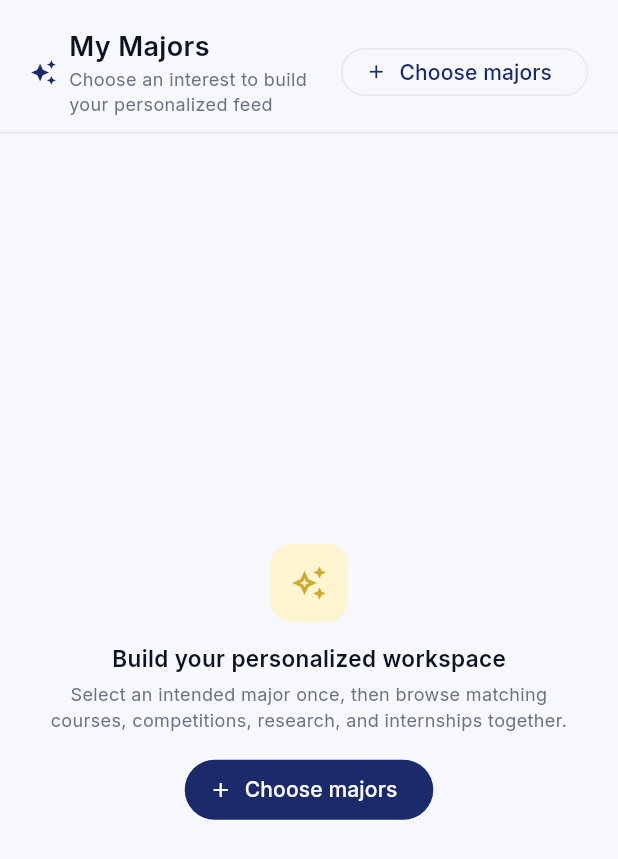
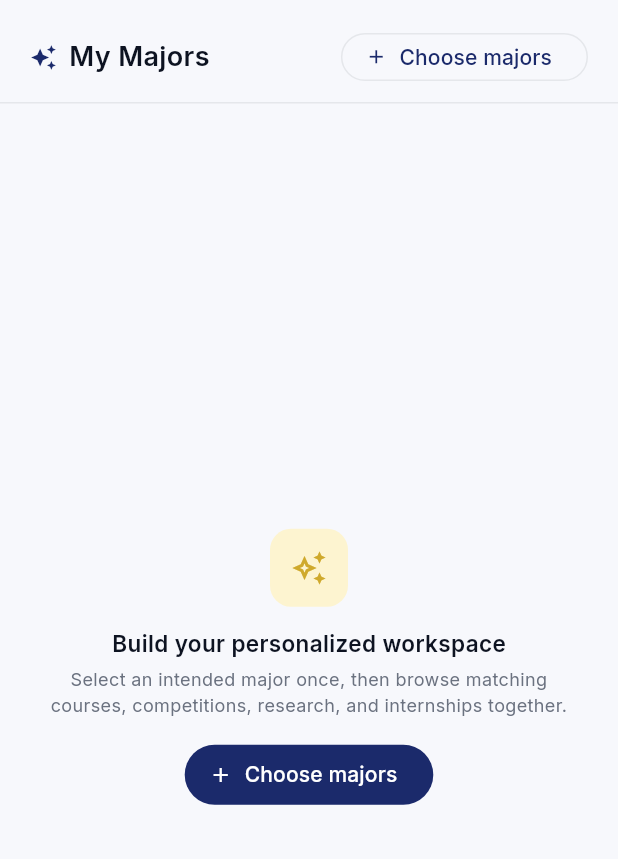
Before and after one commit to alyssa-6175/junior_hub, a Flutter app: the PersonalizedMajorsScreen widget shown alone on an empty page, opened directly, on a phone screen of 412 x 824 dp. Shown: the top 859 px of the screen. Run offline on Flutter 3.47's test engine with Material 3 defaults, Android fonts, the phone set to English and light mode, and no system bars; our stand-ins replace cloud_firestore, firebase_auth, firebase_core, google_fonts, google_sign_in; missing offline and left inert: flutter_appauth; accounts and stored records are empty; statements that could not run were skipped.

Commit message:
fixing padding issues

```diff
--- a/lib/screens/personalized_majors_screen.dart
+++ b/lib/screens/personalized_majors_screen.dart
@@ -260,27 +260,13 @@ class _PersonalizedMajorsScreenState extends State<PersonalizedMajorsScreen> {
                   const Icon(Icons.auto_awesome, color: kNavy, size: 18),
                   const SizedBox(width: 8),
                   Expanded(
-                    child: Column(
-                      crossAxisAlignment: CrossAxisAlignment.start,
-                      children: [
-                        Text(
+                    child: Text(
                       'My Majors',
                       style: GoogleFonts.inter(
                         fontSize: 18,
                         fontWeight: FontWeight.w600,
                         color: kTextPrimary,
                       ),
-                        ),
-                        Text(
-                          checked.isEmpty
-                              ? 'Choose an interest to build your personalized feed'
-                              : '${resources.length} relevant resources in one workspace',
-                          style: GoogleFonts.inter(
-                            fontSize: 12,
-                            color: kTextSecondary,
-                          ),
-                        ),
-                      ],
                     ),
                   ),
                   OutlinedButton.icon(
@@ -302,6 +288,11 @@ class _PersonalizedMajorsScreenState extends State<PersonalizedMajorsScreen> {
               ),
               if (selections.isNotEmpty) ...[
                 const SizedBox(height: 10),
+                Wrap(
+                  spacing: 16,
+                  runSpacing: 6,
+                  crossAxisAlignment: WrapCrossAlignment.center,
+                  children: [
                     Wrap(
                       spacing: 6,
                       runSpacing: 6,
@@ -332,22 +323,17 @@ class _PersonalizedMajorsScreenState extends State<PersonalizedMajorsScreen> {
                           )
                           .toList(),
                     ),
-              ],
-            ],
+                    SingleChildScrollView(
+                      scrollDirection: Axis.horizontal,
+                      child: Row(
+                        mainAxisSize: MainAxisSize.min,
+                        children: _filters.map((filter) {
+                          final selected = _selectedFilter == filter.id;
+                          return Padding(
+                            padding: EdgeInsets.only(
+                              right: filter == _filters.last ? 0 : 6,
                             ),
-        ),
-        if (checked.isNotEmpty) ...[
-          SizedBox(
-            height: 42,
-            child: ListView.separated(
-              padding: const EdgeInsets.symmetric(horizontal: 20, vertical: 4),
-              scrollDirection: Axis.horizontal,
-              itemCount: _filters.length,
-              separatorBuilder: (_, __) => const SizedBox(width: 6),
-              itemBuilder: (context, index) {
-                final filter = _filters[index];
-                final selected = _selectedFilter == filter.id;
-                return ChoiceChip(
+                            child: ChoiceChip(
                               selected: selected,
                               avatar: Icon(
                                 filter.icon,
@@ -359,17 +345,29 @@ class _PersonalizedMajorsScreenState extends State<PersonalizedMajorsScreen> {
                                   setState(() => _selectedFilter = filter.id),
                               selectedColor: kNavy,
                               backgroundColor: kSurface,
-                  side: BorderSide(color: selected ? kNavy : kBorderLight),
+                              side: BorderSide(
+                                color: selected ? kNavy : kBorderLight,
+                              ),
                               labelStyle: GoogleFonts.inter(
                                 fontSize: 12,
                                 color: selected ? Colors.white : kTextSecondary,
-                    fontWeight: selected ? FontWeight.w500 : FontWeight.normal,
+                                fontWeight: selected
+                                    ? FontWeight.w500
+                                    : FontWeight.normal,
                               ),
                               visualDensity: VisualDensity.compact,
+                            ),
                           );
-              },
+                        }).toList(),
                       ),
                     ),
+                  ],
+                ),
+              ],
+            ],
+          ),
+        ),
+        if (checked.isNotEmpty) ...[
           Padding(
             padding: const EdgeInsets.fromLTRB(20, 5, 20, 8),
             child: Row(
```
Also changed, not shown: lib/widgets/resource_detail_modal.dart (+13 -8 lines), lib/widgets/resource_tile.dart (+12 -8 lines). Lines whose indentation alone changed are shown as unchanged.
